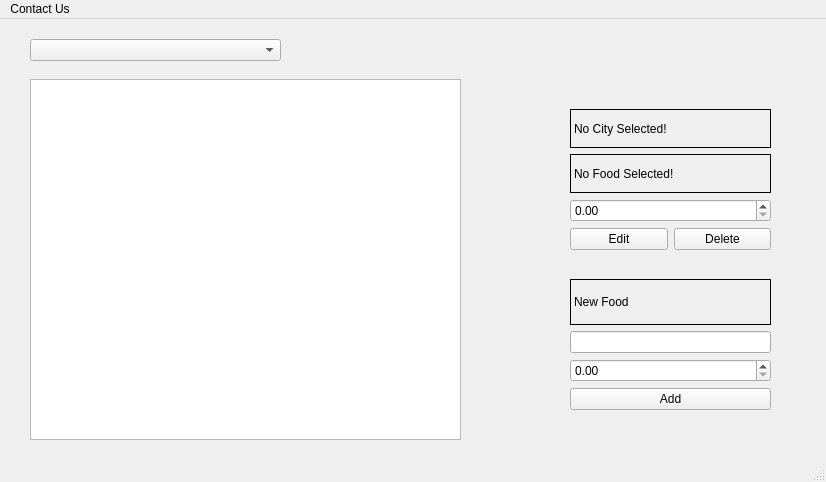
Qt form EuropeanVacation/mainwindow.ui (Sakezone/CS1D-Project) before a commit.
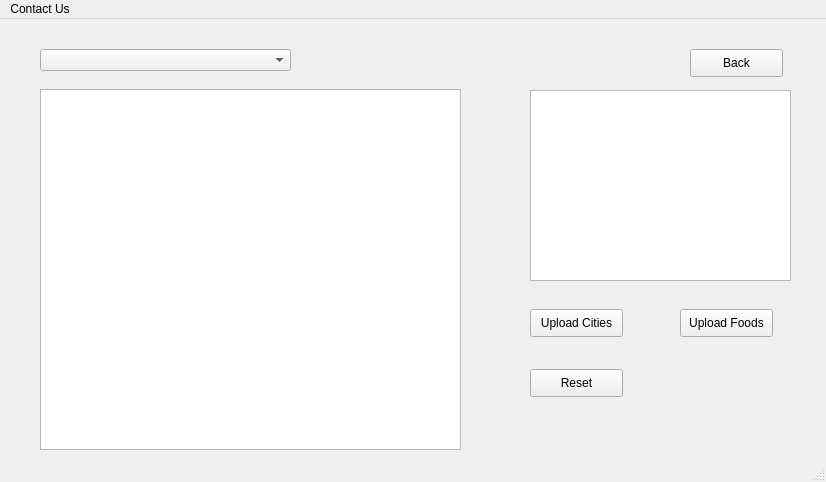
The same form after that commit.

The edit to the form file:
```diff
--- a/EuropeanVacation/mainwindow.ui
+++ b/EuropeanVacation/mainwindow.ui
@@ -24,7 +24,7 @@
      </rect>
     </property>
     <property name="currentIndex">
-     <number>4</number>
+     <number>5</number>
     </property>
     <widget class="QWidget" name="login_page">
      <widget class="QWidget" name="verticalLayoutWidget">
@@ -218,7 +218,7 @@
         <x>20</x>
         <y>50</y>
         <width>431</width>
-        <height>361</height>
+        <height>321</height>
        </rect>
       </property>
      </widget>
@@ -313,6 +313,116 @@
         </widget>
        </item>
       </layout>
+     </widget>
+     <widget class="QPushButton" name="returnToAdminPage_pushButton">
+      <property name="geometry">
+       <rect>
+        <x>660</x>
+        <y>10</y>
+        <width>93</width>
+        <height>28</height>
+       </rect>
+      </property>
+      <property name="text">
+       <string>Back</string>
+      </property>
+     </widget>
+     <widget class="QPushButton" name="resetEditPage_pushButton">
+      <property name="geometry">
+       <rect>
+        <x>20</x>
+        <y>390</y>
+        <width>93</width>
+        <height>28</height>
+       </rect>
+      </property>
+      <property name="text">
+       <string>Reset</string>
+      </property>
+     </widget>
+    </widget>
+    <widget class="QWidget" name="adminUpload_page">
+     <widget class="QPushButton" name="returnToAdminPage_pushButton2">
+      <property name="geometry">
+       <rect>
+        <x>680</x>
+        <y>20</y>
+        <width>93</width>
+        <height>28</height>
+       </rect>
+      </property>
+      <property name="text">
+       <string>Back</string>
+      </property>
+     </widget>
+     <widget class="QComboBox" name="adminUploadChooseCities_comboBox">
+      <property name="geometry">
+       <rect>
+        <x>30</x>
+        <y>20</y>
+        <width>251</width>
+        <height>22</height>
+       </rect>
+      </property>
+     </widget>
+     <widget class="QTableView" name="adminUploadViewCities_tableView">
+      <property name="geometry">
+       <rect>
+        <x>30</x>
+        <y>60</y>
+        <width>421</width>
+        <height>361</height>
+       </rect>
+      </property>
+     </widget>
+     <widget class="QTableView" name="adminUploadViewFoods_tableView">
+      <property name="geometry">
+       <rect>
+        <x>520</x>
+        <y>61</y>
+        <width>261</width>
+        <height>191</height>
+       </rect>
+      </property>
+     </widget>
+     <widget class="QPushButton" name="adminUploadCities_pushButton">
+      <property name="geometry">
+       <rect>
+        <x>520</x>
+        <y>280</y>
+        <width>93</width>
+        <height>28</height>
+       </rect>
+      </property>
+      <property name="text">
+       <string>Upload Cities</string>
+      </property>
+     </widget>
+     <widget class="QPushButton" name="adminUploadFoods_pushButton">
+      <property name="geometry">
+       <rect>
+        <x>670</x>
+        <y>280</y>
+        <width>93</width>
+        <height>28</height>
+       </rect>
+      </property>
+      <property name="text">
+       <string>Upload Foods</string>
+      </property>
+     </widget>
+     <widget class="QPushButton" name="adminUploadReset_pushButton">
+      <property name="geometry">
+       <rect>
+        <x>520</x>
+        <y>340</y>
+        <width>93</width>
+        <height>28</height>
+       </rect>
+      </property>
+      <property name="text">
+       <string>Reset</string>
+      </property>
      </widget>
     </widget>
    </widget>
```
